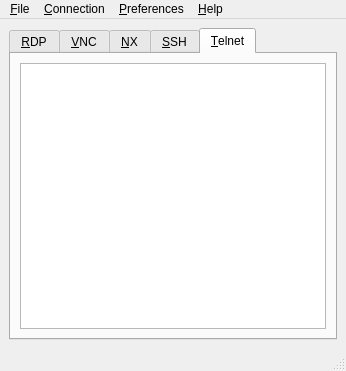
Qt form trunk/qrdc/ui/mainwindow.ui (rgfernandes/qtdesktop) before a commit.
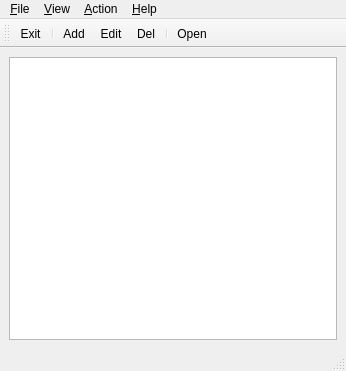
The same form after that commit. Icons and pictures are not drawn.

```diff
--- a/trunk/qrdc/ui/mainwindow.ui
+++ b/trunk/qrdc/ui/mainwindow.ui
@@ -16,61 +16,7 @@
   <widget class="QWidget" name="centralwidget">
    <layout class="QHBoxLayout" name="horizontalLayout">
     <item>
-     <widget class="QTabWidget" name="tabWidget">
-      <property name="currentIndex">
-       <number>4</number>
-      </property>
-      <widget class="QWidget" name="tabRDP">
-       <attribute name="title">
-        <string>&amp;RDP</string>
-       </attribute>
-       <layout class="QGridLayout" name="gridLayout">
-        <item row="0" column="0">
-         <widget class="QListView" name="listView"/>
-        </item>
-       </layout>
-      </widget>
-      <widget class="QWidget" name="tabVNC">
-       <attribute name="title">
-        <string>&amp;VNC</string>
-       </attribute>
-       <layout class="QGridLayout" name="gridLayout_2">
-        <item row="0" column="0">
-         <widget class="QListView" name="listView_2"/>
-        </item>
-       </layout>
-      </widget>
-      <widget class="QWidget" name="tabNX">
-       <attribute name="title">
-        <string>&amp;NX</string>
-       </attribute>
-       <layout class="QGridLayout" name="gridLayout_4">
-        <item row="0" column="0">
-         <widget class="QListView" name="listView_4"/>
-        </item>
-       </layout>
-      </widget>
-      <widget class="QWidget" name="tabSSH">
-       <attribute name="title">
-        <string>&amp;SSH</string>
-       </attribute>
-       <layout class="QGridLayout" name="gridLayout_3">
-        <item row="0" column="0">
-         <widget class="QListView" name="listView_3"/>
-        </item>
-       </layout>
-      </widget>
-      <widget class="QWidget" name="tabTelnet">
-       <attribute name="title">
-        <string>&amp;Telnet</string>
-       </attribute>
-       <layout class="QGridLayout" name="gridLayout_5">
-        <item row="0" column="0">
-         <widget class="QListView" name="listView_5"/>
-        </item>
-       </layout>
-      </widget>
-     </widget>
+     <widget class="QTableView" name="tableView"/>
     </item>
    </layout>
   </widget>
@@ -80,7 +26,7 @@
      <x>0</x>
      <y>0</y>
      <width>346</width>
-     <height>25</height>
+     <height>23</height>
     </rect>
    </property>
    <widget class="QMenu" name="menu_File">
@@ -97,17 +43,9 @@
     <addaction name="actionAboutQt"/>
     <addaction name="actionHelp"/>
    </widget>
-   <widget class="QMenu" name="menu_Service">
-    <property name="title">
-     <string>&amp;Preferences</string>
-    </property>
-    <addaction name="actionDefaultRDP"/>
-    <addaction name="actionDefaultVNC"/>
-    <addaction name="actionDefaultSSH"/>
-   </widget>
    <widget class="QMenu" name="menu_Actions">
     <property name="title">
-     <string>&amp;Connection</string>
+     <string>&amp;Action</string>
     </property>
     <addaction name="actionListRDP"/>
     <addaction name="actionListVNC"/>
@@ -119,12 +57,39 @@
     <addaction name="actionEdit"/>
     <addaction name="actionDel"/>
    </widget>
+   <widget class="QMenu" name="menu_View">
+    <property name="title">
+     <string>&amp;View</string>
+    </property>
+    <addaction name="actionConnections"/>
+    <addaction name="actionHosts"/>
+    <addaction name="actionVariables"/>
+    <addaction name="actionProtocols"/>
+   </widget>
    <addaction name="menu_File"/>
+   <addaction name="menu_View"/>
    <addaction name="menu_Actions"/>
-   <addaction name="menu_Service"/>
    <addaction name="menu_Help"/>
   </widget>
   <widget class="QStatusBar" name="statusbar"/>
+  <widget class="QToolBar" name="toolBar">
+   <property name="windowTitle">
+    <string>toolBar</string>
+   </property>
+   <attribute name="toolBarArea">
+    <enum>TopToolBarArea</enum>
+   </attribute>
+   <attribute name="toolBarBreak">
+    <bool>false</bool>
+   </attribute>
+   <addaction name="actionExit"/>
+   <addaction name="separator"/>
+   <addaction name="actionAdd"/>
+   <addaction name="actionEdit"/>
+   <addaction name="actionDel"/>
+   <addaction name="separator"/>
+   <addaction name="actionOpen"/>
+  </widget>
   <action name="actionExit">
    <property name="text">
     <string>E&amp;xit</string>
```
Left out of the diff: 75 changed lines with no effect on the pictures.
